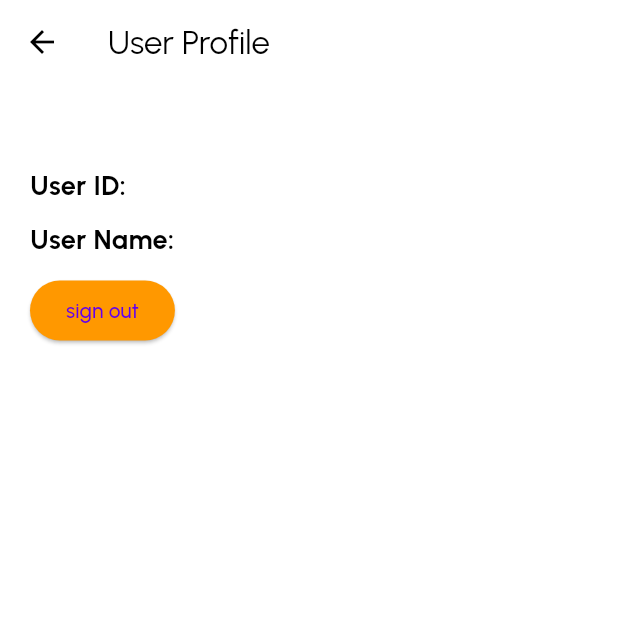
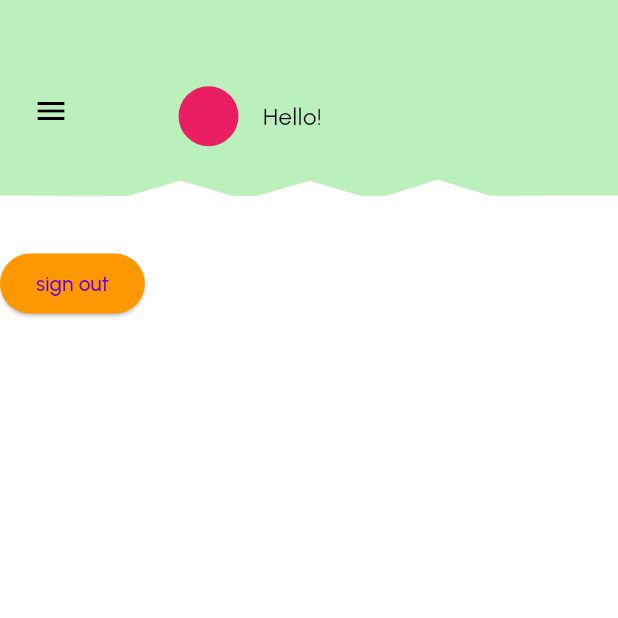
Before and after one commit to AhmadMaazz/FullStack-TodoApp-With-Provider-And-Firebase, a Flutter app: the HomeScreen screen opened by its route, on a phone screen of 412 x 824 dp, the top half of it. Run offline on Flutter 3.47's test engine with Material 2 defaults, Android fonts, the phone set to English and light mode, and no system bars; our stand-ins replace cloud_firestore, firebase_auth, firebase_core, google_sign_in, image_picker, lottie; accounts and stored records are empty; project files that could hold a hidden picture were left out.

Commit message:
added drawer to homescreen

```diff
--- a/lib/screens/home_screen.dart
+++ b/lib/screens/home_screen.dart
@@ -1,10 +1,16 @@
 import 'package:firebase_auth/firebase_auth.dart';
 import 'package:flutter/material.dart';
 import 'package:fullstack_todo_app/firebase/firebase.utils.dart';
+import 'package:fullstack_todo_app/widgets/rps_custompainter.dart';
 
-class HomeScreen extends StatelessWidget {
-  HomeScreen({super.key});
+class HomeScreen extends StatefulWidget {
+  const HomeScreen({super.key});
 
+  @override
+  State<HomeScreen> createState() => _HomeScreenState();
+}
+
+class _HomeScreenState extends State<HomeScreen> {
   final User? user = Auth().currentUser;
 
   Future<void> signOut() async {
@@ -14,15 +20,53 @@
 
   @override
   Widget build(BuildContext context) {
+    Size size = MediaQuery.sizeOf(context);
+    double textSize = MediaQuery.textScaleFactorOf(context);
     return Scaffold(
-      appBar: AppBar(
-        title: const Text('User Profile'),
-      ),
-      body: Padding(
-        padding: const EdgeInsets.all(20.0),
-        child: Column(
+      body: Column(
         crossAxisAlignment: CrossAxisAlignment.start,
         children: [
+          Stack(
+            children: [
+              SizedBox(
+                width: size.width,
+                height: size.height * 0.17,
+                child: CustomPaint(
+                  size: Size(
+                      size.width,
+                      (size.width * 0.2833333333333334)
+                          .toDouble()), //You can Replace [WIDTH] with your desired width for Custom Paint and height will be calculated automatically
+                  painter: RPSCustomPainter(),
+                ),
+              ),
+              Positioned(
+                left: size.width * 0.25,
+                right: size.width * 0.2,
+                top: size.height * 0.06,
+                child: ListTile(
+                  leading: const CircleAvatar(
+                    backgroundColor: Colors.pink,
+                  ),
+                  title: Text('Hello! ${user?.displayName ?? 'User email'}'),
+                ),
+              ),
+              Positioned(
+                top: 50, // Adjust the top position as needed
+                left: 10, // Adjust the left position as needed
+                child: Builder(
+                  // Wrap the IconButton with a Builder widget
+                  builder: (BuildContext context) {
+                    return IconButton(
+                      icon: const Icon(Icons.menu), // Icon for the drawer
+                      onPressed: () {
+                        Scaffold.of(context).openDrawer(); // Open the drawer
+                      },
+                    );
+                  },
+                ),
+              ),
+            ],
+          ),
           Text(
             user?.email ?? 'User email',
             style: const TextStyle(
@@ -30,23 +74,6 @@
               fontWeight: FontWeight.bold,
             ),
           ),
-            const SizedBox(height: 10),
-            const Text(
-              'User ID: ',
-              style: TextStyle(
-                fontSize: 18,
-                fontWeight: FontWeight.bold,
-              ),
-            ),
-            const SizedBox(height: 10),
-            const Text(
-              'User Name: ',
-              style: TextStyle(
-                fontSize: 18,
-                fontWeight: FontWeight.bold,
-              ),
-            ),
-            const SizedBox(height: 10),
           ElevatedButton(
             style: ElevatedButton.styleFrom(
               backgroundColor: Colors.orange,
@@ -59,6 +86,27 @@
           ),
         ],
       ),
+      drawer: Drawer(
+        backgroundColor: Theme.of(context).colorScheme.secondary,
+        child: Column(
+          children: [
+            const DrawerHeader(
+              child: Icon(Icons.favorite),
+            ),
+            ListTile(
+                leading: const Icon(Icons.home),
+                title: const Text('D A S H B O A R D'),
+                onTap: () {}),
+            const ListTile(
+              leading: Icon(Icons.logout),
+              title: Text('L O G O U T'),
+            ),
+            const ListTile(
+              leading: Icon(Icons.info),
+              title: Text('T E R M S & P O L I C Y'),
+            ),
+          ],
+        ),
       ),
     );
   }
```
Lines whose indentation alone changed are shown as unchanged.
